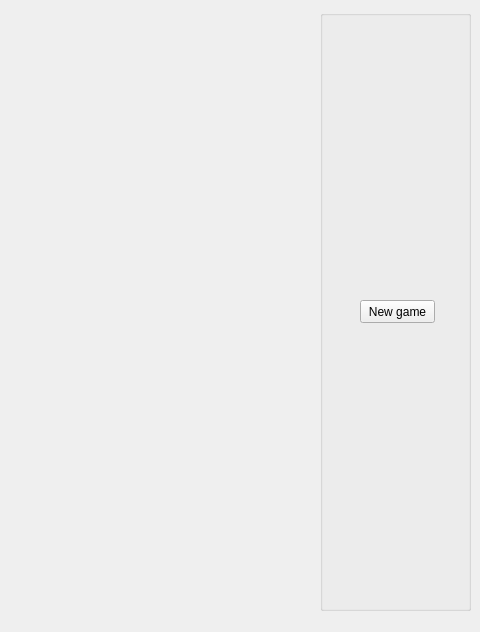
kverhun/tetris, file mainwindow.ui: the form before one commit.
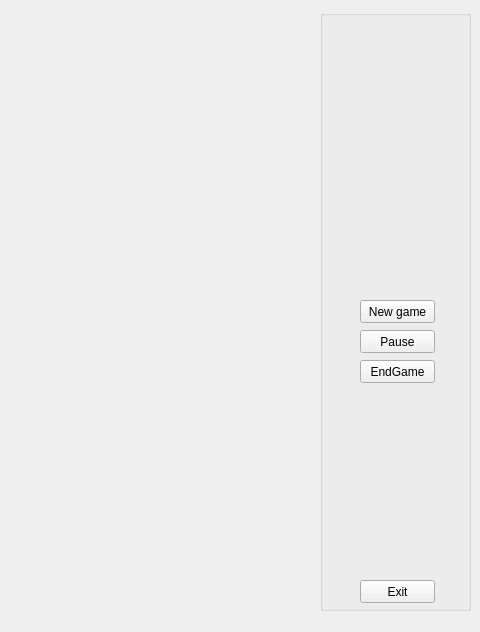
The form after the commit.

What changed in the file:
```diff
--- a/mainwindow.ui
+++ b/mainwindow.ui
@@ -39,6 +39,45 @@
       <string>New game</string>
      </property>
     </widget>
+    <widget class="QPushButton" name="pauseBtn">
+     <property name="geometry">
+      <rect>
+       <x>40</x>
+       <y>320</y>
+       <width>75</width>
+       <height>23</height>
+      </rect>
+     </property>
+     <property name="text">
+      <string>Pause</string>
+     </property>
+    </widget>
+    <widget class="QPushButton" name="endGameBtn">
+     <property name="geometry">
+      <rect>
+       <x>40</x>
+       <y>350</y>
+       <width>75</width>
+       <height>23</height>
+      </rect>
+     </property>
+     <property name="text">
+      <string>EndGame</string>
+     </property>
+    </widget>
+    <widget class="QPushButton" name="exitBtn">
+     <property name="geometry">
+      <rect>
+       <x>40</x>
+       <y>570</y>
+       <width>75</width>
+       <height>23</height>
+      </rect>
+     </property>
+     <property name="text">
+      <string>Exit</string>
+     </property>
+    </widget>
    </widget>
   </widget>
   <widget class="QMenuBar" name="menuBar">
```
